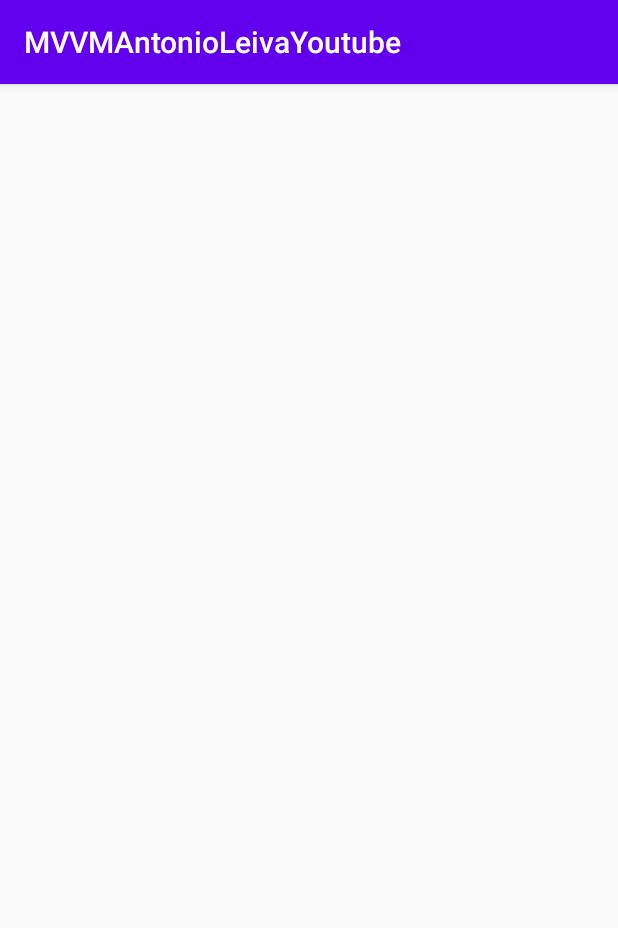
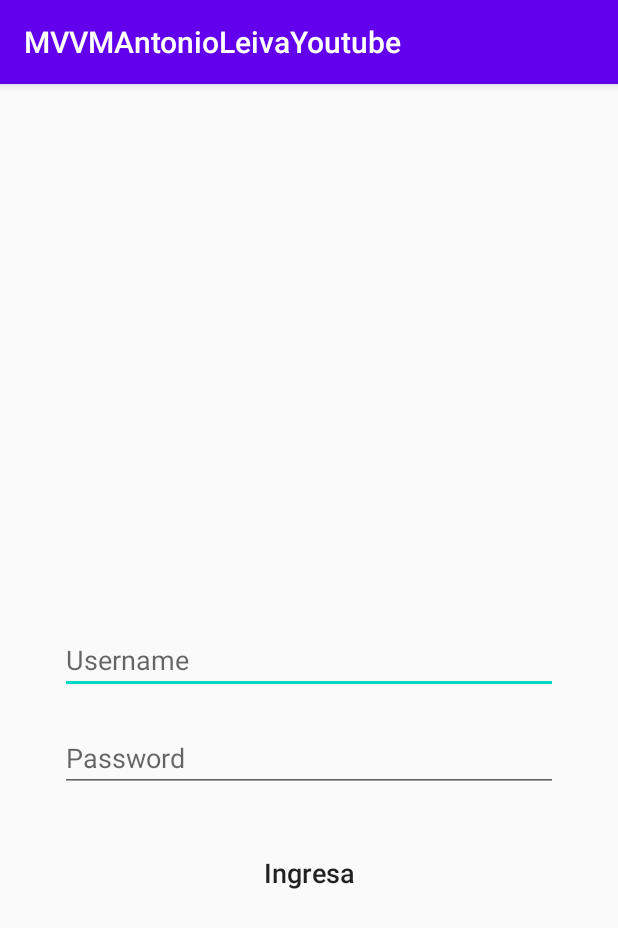
Before and after one commit to franquicidad/MVVMAntonioLeivaYoutube, an Android app: the screen it shows after launch (MainActivity), on a phone screen of 412 x 824 dp. Shown: the top 928 px of the screen. Run offline under Robolectric (Android 15) with nearby library versions, the phone set to English and light mode, and no system bars; our stand-ins replace data binding; 1 statement that could not run was skipped.

Commit message:
Applied data binding and view binding checking for advantages and disadvantage

```diff
--- a/app/build.gradle
+++ b/app/build.gradle
@@ -1,6 +1,8 @@
 apply plugin: 'com.android.application'
 apply plugin: 'kotlin-android'
 apply plugin: 'kotlin-android-extensions'
+apply plugin: 'kotlin-kapt'
+
 
 android {
     compileSdkVersion 30
@@ -25,6 +27,9 @@ android {
     buildFeatures{
         viewBinding=true
     }
+    dataBinding{
+        enabled true
+    }
     kotlinOptions{
         jvmTarget = "1.8"
     }
--- a/app/src/main/java/com/example/mvvmantonioleivayoutube/MainActivity.kt
+++ b/app/src/main/java/com/example/mvvmantonioleivayoutube/MainActivity.kt
@@ -4,17 +4,16 @@ package com.example.mvvmantonioleivayoutube
 import androidx.appcompat.app.AppCompatActivity
 import android.os.Bundle
 import android.view.View
-import androidx.lifecycle.Observer
-import androidx.lifecycle.ViewModelProvider
-import androidx.lifecycle.get
-import androidx.lifecycle.lifecycleScope
+import androidx.lifecycle.*
 import com.example.mvvmantonioleivayoutube.databinding.ActivityMainBinding
-import com.franco.kotlinmvp.databinding.ActivityMainBinding
 
 class MainActivity : AppCompatActivity() {
+
     private lateinit var binding:ActivityMainBinding
 
     private lateinit var viewModel:MainViewModel
+
+
     override fun onCreate(savedInstanceState: Bundle?) {
         super.onCreate(savedInstanceState)
 
@@ -23,20 +22,26 @@ class MainActivity : AppCompatActivity() {
 
         setContentView(binding.root)
 
+        binding.resultadoOpAsync
+
         viewModel=ViewModelProvider(this).get()
 
-        viewModel.progressVisibility.observe(this, Observer {visible->
-            binding.progressBar?.visibility=if(visible) View.VISIBLE else View.GONE
+        binding.viewModel=viewModel
+        binding.lifecycleOwner=this
 
-        })
-        viewModel.message.observe(this, Observer { message->
-            binding.resultadoOpAsync.text=message
-        })
-        with(binding){
-            validar.setOnClickListener(){
-                viewModel.onBottonClick(username.text.toString(),password.text.toString())
-            }
-        }
+        //This code is using view Binding that is commented with using databinding
+//        viewModel.progressVisibility.observe(this, Observer {visible->
+//            binding.progressBar?.visibility=if(visible) View.VISIBLE else View.GONE
+//
+//        })
+//        viewModel.message.observe(this, Observer { message->
+//            binding.resultadoOpAsync.text=message
+//        })
+//        with(binding){
+//            validar.setOnClickListener(){
+//                viewModel.onBottonClick(username.text.toString(),password.text.toString())
+//            }
+//        }
 
     }
 
--- a/app/src/main/java/com/example/mvvmantonioleivayoutube/MainViewModel.kt
+++ b/app/src/main/java/com/example/mvvmantonioleivayoutube/MainViewModel.kt
@@ -2,6 +2,7 @@ package com.example.mvvmantonioleivayoutube
 
 
 import android.view.View
+import androidx.lifecycle.LiveData
 import androidx.lifecycle.MutableLiveData
 import androidx.lifecycle.ViewModel
 import androidx.lifecycle.viewModelScope
@@ -12,17 +13,22 @@ import kotlinx.coroutines.withContext
 
 class MainViewModel():ViewModel(){
 
-    val progressVisibility=MutableLiveData<Boolean>()
-    val message=MutableLiveData<String>()
+    private val _message=MutableLiveData <String>()
+    val message : LiveData <String> get()=_message
+
+    private val _progressVisibility=MutableLiveData<Boolean>()
+    val progressVisibility : LiveData<Boolean> get()=_progressVisibility
+
+
 
     fun onBottonClick(user:String,pass:String){
         viewModelScope.launch(){
-            progressVisibility.value=true
-            message.value=withContext(Dispatchers.IO){
+            _progressVisibility.value=true
+            _message.value=withContext(Dispatchers.IO){
                 Thread.sleep(2000)
                 if(user.isNotEmpty()||pass.isNotEmpty())"Success" else "Failure"
             }
-            progressVisibility.value=false
+            _progressVisibility.value=false
 
         }
     }
--- a/app/src/main/res/layout/activity_main.xml
+++ b/app/src/main/res/layout/activity_main.xml
@@ -1,7 +1,17 @@
 <?xml version="1.0" encoding="utf-8"?>
-<androidx.constraintlayout.widget.ConstraintLayout xmlns:android="http://schemas.android.com/apk/res/android"
+<layout xmlns:android="http://schemas.android.com/apk/res/android"
     xmlns:app="http://schemas.android.com/apk/res-auto"
-    xmlns:tools="http://schemas.android.com/tools"
+    xmlns:tools="http://schemas.android.com/tools">
+
+    <data>
+        <import type="android.view.View"/>
+        <variable
+            name="viewModel"
+            type="com.example.mvvmantonioleivayoutube.MainViewModel" />
+
+    </data>
+
+    <androidx.constraintlayout.widget.ConstraintLayout
         android:layout_width="match_parent"
         android:layout_height="match_parent"
         tools:context=".MainActivity">
@@ -18,6 +28,7 @@
             app:layout_constraintRight_toRightOf="parent"
             app:layout_constraintTop_toTopOf="parent"
             android:inputType="text" />
+
         <EditText
             android:id="@+id/password"
             android:layout_width="match_parent"
@@ -30,6 +41,7 @@
             app:layout_constraintRight_toRightOf="@id/username"
             app:layout_constraintTop_toBottomOf="@id/username"
             android:inputType="text" />
+
         <Button
             android:id="@+id/validar"
             android:layout_width="wrap_content"
@@ -38,12 +50,12 @@
             android:elevation="8dp"
             android:textSize="18sp"
             android:textAllCaps="false"
+            android:onClick="@{()->viewModel.onBottonClick(username.getText().toString(),password.getText().toString())}"
             android:background="@android:color/transparent"
             app:layout_constraintTop_toBottomOf="@id/password"
             app:layout_constraintLeft_toLeftOf="parent"
             app:layout_constraintRight_toRightOf="parent"
-        android:layout_marginTop="30dp"
-        />
+            android:layout_marginTop="30dp" />
 
         <androidx.core.widget.ContentLoadingProgressBar
             android:id="@+id/progress_bar"
@@ -52,19 +64,22 @@
             android:layout_marginTop="20dp"
             app:layout_constraintTop_toBottomOf="@id/validar"
             app:layout_constraintLeft_toLeftOf="@id/validar"
-        app:layout_constraintRight_toRightOf="@id/validar"/>
+            app:layout_constraintRight_toRightOf="@id/validar"
+            android:visibility="@{viewModel.progressVisibility? View.VISIBLE:View.GONE}"
+            app:visible="@{viewModel.progressVisibility}"/>
 
         <TextView
             android:id="@+id/resultado_op_async"
             android:layout_width="wrap_content"
             android:layout_height="wrap_content"
-        android:text="Resultado"
+            android:text="@{viewModel.message}"
 
             android:layout_marginTop="13dp"
             android:textSize="18sp"
             app:layout_constraintTop_toTopOf="@id/progress_bar"
             app:layout_constraintLeft_toLeftOf="@id/validar"
-        app:layout_constraintRight_toRightOf="@id/validar"/>
+            app:layout_constraintRight_toRightOf="@id/validar" />
 
 
     </androidx.constraintlayout.widget.ConstraintLayout>
+</layout>
```
Also changed, not shown: app/src/main/java/com/example/mvvmantonioleivayoutube/BindingAdapters.kt (added, +9 -0 lines). Lines whose indentation alone changed are shown as unchanged.
